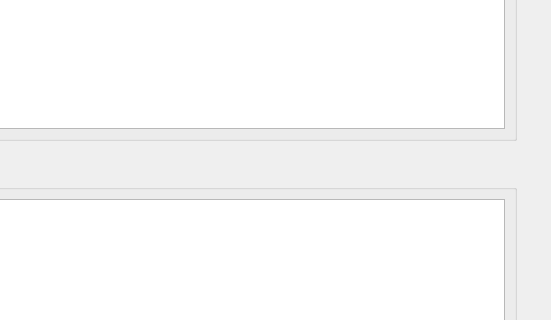
The window that TcpServer_TcpClient/TcpClient/mainwindow.ui (laoyouxiaoyue/C-) describes before a commit, drawn with Qt 5; both pictures show x 414 to 965 and y 240 to 560 of the 965 by 701 pixel window.
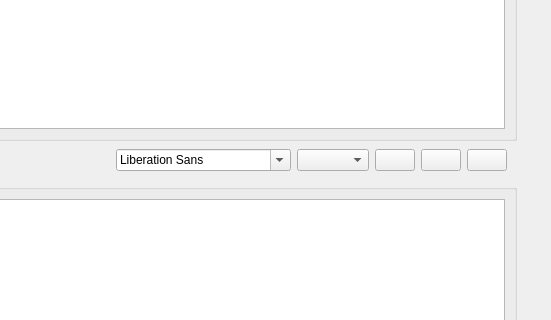
The same window after the commit. Icons and pictures are not drawn.

```diff
--- a/TcpServer_TcpClient/TcpClient/mainwindow.ui
+++ b/TcpServer_TcpClient/TcpClient/mainwindow.ui
@@ -153,6 +153,57 @@
      </item>
     </layout>
    </widget>
+   <widget class="QWidget" name="widget_5" native="true">
+    <property name="geometry">
+     <rect>
+      <x>530</x>
+      <y>380</y>
+      <width>391</width>
+      <height>41</height>
+     </rect>
+    </property>
+    <layout class="QHBoxLayout" name="horizontalLayout_4">
+     <item>
+      <widget class="QFontComboBox" name="fontComboBox"/>
+     </item>
+     <item>
+      <widget class="QComboBox" name="comboBox"/>
+     </item>
+     <item>
+      <widget class="QPushButton" name="B">
+       <property name="text">
+        <string/>
+       </property>
+       <property name="icon">
+        <iconset resource="png.qrc">
+         <normaloff>:/resource/B.png</normaloff>:/resource/B.png</iconset>
+       </property>
+      </widget>
+     </item>
+     <item>
+      <widget class="QPushButton" name="I">
+       <property name="text">
+        <string/>
+       </property>
+       <property name="icon">
+        <iconset resource="png.qrc">
+         <normaloff>:/resource/I.png</normaloff>:/resource/I.png</iconset>
+       </property>
+      </widget>
+     </item>
+     <item>
+      <widget class="QPushButton" name="U">
+       <property name="text">
+        <string/>
+       </property>
+       <property name="icon">
+        <iconset resource="png.qrc">
+         <normaloff>:/resource/U.png</normaloff>:/resource/U.png</iconset>
+       </property>
+      </widget>
+     </item>
+    </layout>
+   </widget>
   </widget>
   <widget class="QMenuBar" name="menubar">
    <property name="geometry">
```
Left out of the diff: 4 changed lines with no effect on the pictures.
